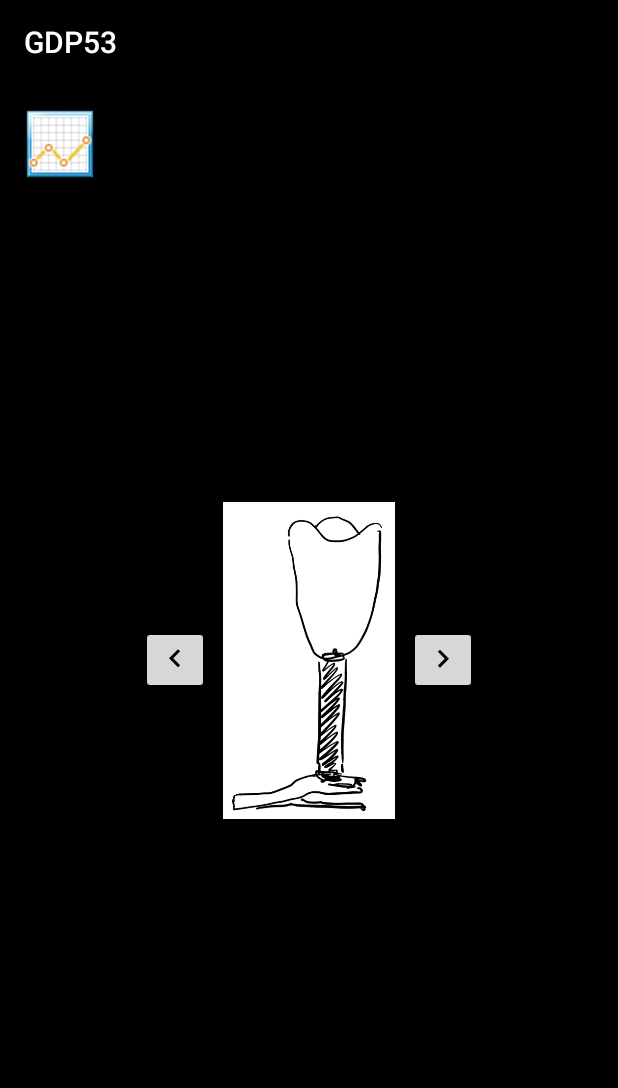
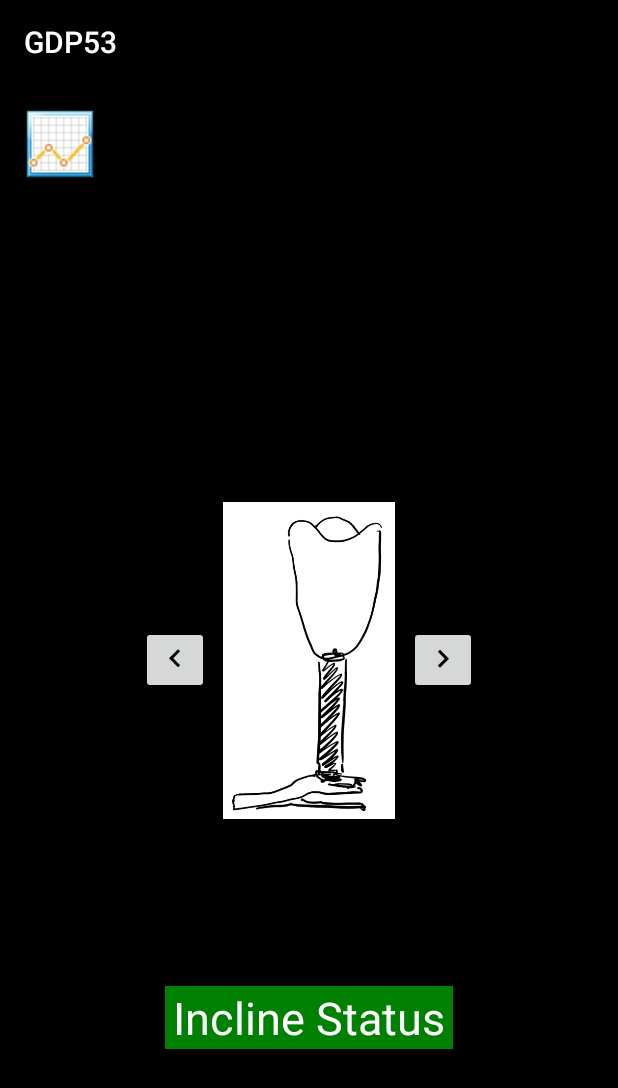
Before and after one commit to nathanjnile/GroupProjectProstheticApp, an Android app: the screen it shows after launch (MainActivity), on a phone screen of 412 x 824 dp. Shown: the top 1088 px of the screen. Run offline under Robolectric (Android 15) with nearby library versions, the phone set to English and light mode, and no system bars.

Commit message:
Adding changing background colour for step counter, this will be used for incline status

```diff
--- a/app/src/main/java/com/example/natha/bluetoothservice2/GraphActivity.java
+++ b/app/src/main/java/com/example/natha/bluetoothservice2/GraphActivity.java
@@ -35,7 +35,7 @@ public class GraphActivity extends AppCompatActivity {
 
     float foo1;
     float foo2;
-    //hello
+
     //private GestureDetectorCompat gestureObject;
 
     @Override
--- a/app/src/main/res/layout/activity_main.xml
+++ b/app/src/main/res/layout/activity_main.xml
@@ -71,4 +71,22 @@
         app:layout_constraintEnd_toStartOf="@+id/legImage"
         app:layout_constraintTop_toTopOf="parent" />
 
+    <TextView
+        android:id="@+id/InclineStatusText"
+        android:layout_width="192dp"
+        android:layout_height="42dp"
+        android:layout_marginStart="150dp"
+        android:layout_marginTop="60dp"
+        android:layout_marginEnd="150dp"
+        android:layout_marginBottom="73dp"
+        android:text="Incline Status"
+        android:textColor="@color/White"
+        android:textSize="30sp"
+        android:background="@color/Green"
+        android:gravity="center"
+        app:layout_constraintBottom_toBottomOf="parent"
+        app:layout_constraintEnd_toEndOf="parent"
+        app:layout_constraintStart_toStartOf="parent"
+        app:layout_constraintTop_toBottomOf="@+id/legImage" />
+
 </android.support.constraint.ConstraintLayout>
--- a/app/src/main/res/values/colors.xml
+++ b/app/src/main/res/values/colors.xml
@@ -6,5 +6,6 @@
     <color name="Black">#000000</color>
     <color name="White">#ffffff</color>
     <color name="Yellow">#FFFF00</color>
+    <color name="Green">#008000</color>
 
 </resources>
```
Also changed, not shown: app/src/main/java/com/example/natha/bluetoothservice2/StepActivity.java (+17 -0 lines), app/src/main/res/layout/activity_step.xml (+7 -2 lines).
